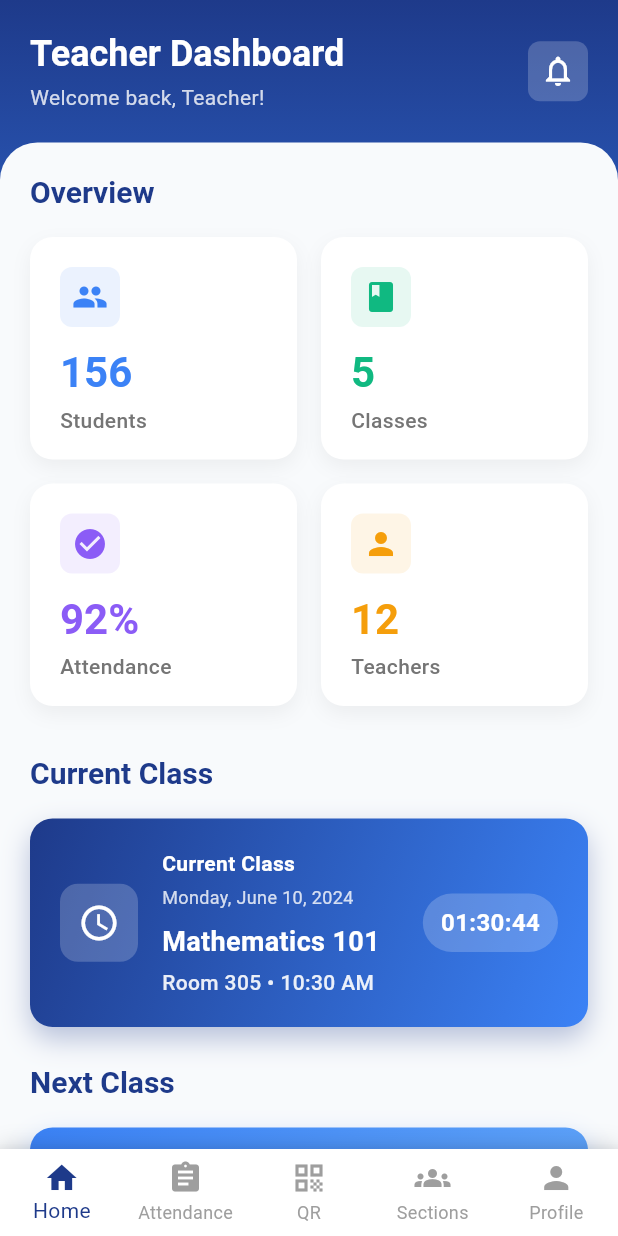
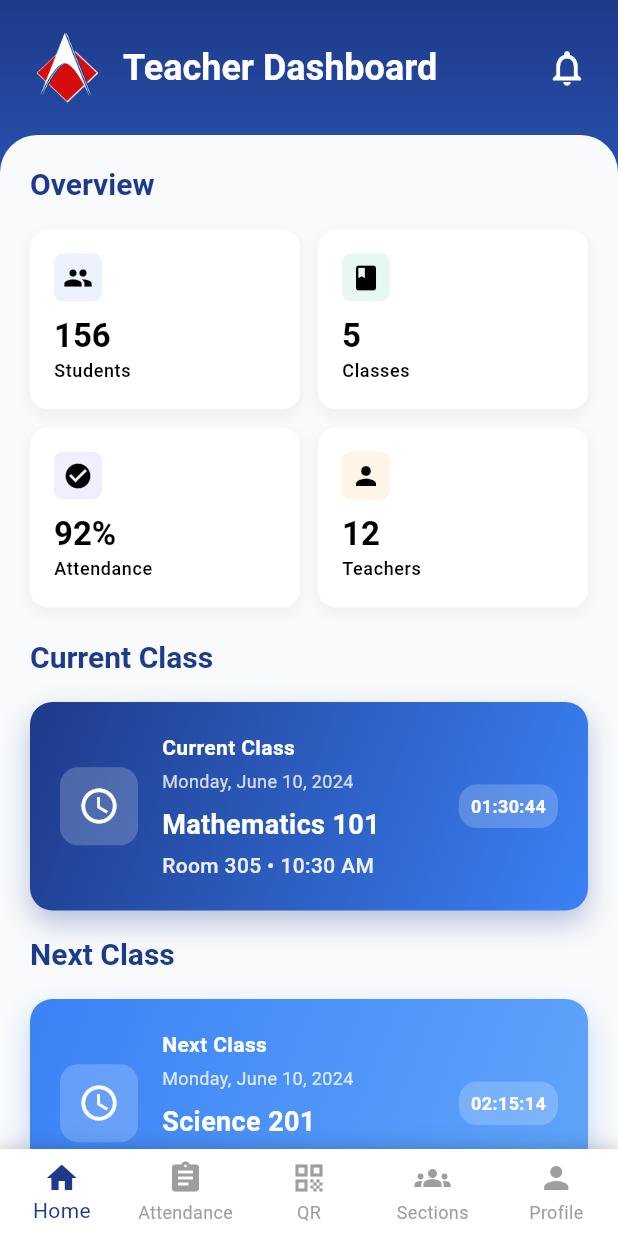
Before and after one commit to Davefgh/Attendance_Monitoring_Mobile, a Flutter app: the DashboardScreen screen opened directly, on a phone screen of 412 x 824 dp. Run offline on Flutter 3.47's test engine with Material 3 defaults, Android fonts, the phone set to English and light mode, and no system bars.

Commit message:
feat: implement notification and improve dashboartd ui

```diff
--- a/lib/screens/dashboard_screen.dart
+++ b/lib/screens/dashboard_screen.dart
@@ -88,11 +88,17 @@ class _DashboardScreenState extends State<DashboardScreen> {
                 padding: const EdgeInsets.all(20),
                 child: Row(
                   children: [
+                    // ACLC Logo
+                    Image.asset(
+                      'images/aclc logo.png',
+                      width: 50,
+                      height: 50,
+                      fit: BoxFit.contain,
+                    ),
+                    const SizedBox(width: 12),
+                    // Teacher Dashboard Title
                     Expanded(
-                      child: Column(
-                        crossAxisAlignment: CrossAxisAlignment.start,
-                        children: [
-                          Text(
+                      child: Text(
                         'Teacher Dashboard',
                         style: Theme.of(context).textTheme.headlineMedium?.copyWith(
                           color: Colors.white,
@@ -100,28 +106,12 @@ class _DashboardScreenState extends State<DashboardScreen> {
                           fontSize: 24,
                         ),
                       ),
-                          const SizedBox(height: 4),
-                          Text(
-                            'Welcome back, Teacher!',
-                            style: Theme.of(context).textTheme.bodyMedium?.copyWith(
-                              color: Colors.white.withOpacity(0.8),
-                              fontSize: 14,
                     ),
-                          ),
-                        ],
-                      ),
-                    ),
-                    Container(
-                      padding: const EdgeInsets.all(8),
-                      decoration: BoxDecoration(
-                        color: Colors.white.withOpacity(0.2),
-                        borderRadius: BorderRadius.circular(8),
-                      ),
-                      child: const Icon(
+                    // Notification Bell
+                    const Icon(
                       Icons.notifications_outlined,
                       color: Colors.white,
-                        size: 24,
-                      ),
+                      size: 28,
                     ),
                   ],
                 ),
@@ -158,9 +148,9 @@ class _DashboardScreenState extends State<DashboardScreen> {
                           shrinkWrap: true,
                           physics: const NeverScrollableScrollPhysics(),
                           crossAxisCount: 2,
-                          crossAxisSpacing: 16,
-                          mainAxisSpacing: 16,
-                          childAspectRatio: 1.2,
+                          crossAxisSpacing: 12,
+                          mainAxisSpacing: 12,
+                          childAspectRatio: 1.5,
                           children: [
                             _buildOverviewCard(
                               'Students',
@@ -189,7 +179,7 @@ class _DashboardScreenState extends State<DashboardScreen> {
                           ],
                         ),
 
-                        const SizedBox(height: 32),
+                        const SizedBox(height: 20),
 
                         // Current Class Section
                         Text(
@@ -210,7 +200,7 @@ class _DashboardScreenState extends State<DashboardScreen> {
                           true, // is current class
                         ),
 
-                        const SizedBox(height: 24),
+                        const SizedBox(height: 16),
 
                         // Next Class Section
                         Text(
@@ -285,15 +275,15 @@ class _DashboardScreenState extends State<DashboardScreen> {
 
   Widget _buildOverviewCard(String title, String value, IconData icon, Color color) {
     return Container(
-      padding: const EdgeInsets.all(20),
+      padding: const EdgeInsets.all(16),
       decoration: BoxDecoration(
         color: Colors.white,
-        borderRadius: BorderRadius.circular(15),
+        borderRadius: BorderRadius.circular(12),
         boxShadow: [
           BoxShadow(
             color: Colors.black.withOpacity(0.05),
-            blurRadius: 10,
-            offset: const Offset(0, 5),
+            blurRadius: 8,
+            offset: const Offset(0, 3),
           ),
         ],
       ),
@@ -301,32 +291,33 @@ class _DashboardScreenState extends State<DashboardScreen> {
         crossAxisAlignment: CrossAxisAlignment.start,
         children: [
           Container(
-            padding: const EdgeInsets.all(8),
+            padding: const EdgeInsets.all(6),
             decoration: BoxDecoration(
               color: color.withOpacity(0.1),
-              borderRadius: BorderRadius.circular(8),
+              borderRadius: BorderRadius.circular(6),
             ),
             child: Icon(
               icon,
-              color: color,
-              size: 24,
+              color: Colors.black,
+              size: 20,
             ),
           ),
-          const SizedBox(height: 12),
+          const SizedBox(height: 8),
           Text(
             value,
             style: Theme.of(context).textTheme.headlineMedium?.copyWith(
               fontWeight: FontWeight.bold,
-              color: color,
-              fontSize: 28,
+              color: Colors.black,
+              fontSize: 22,
             ),
           ),
-          const SizedBox(height: 4),
+          const SizedBox(height: 2),
           Text(
             title,
-            style: Theme.of(context).textTheme.bodyMedium?.copyWith(
-              color: Colors.grey[600],
+            style: Theme.of(context).textTheme.bodySmall?.copyWith(
+              color: Colors.black,
               fontWeight: FontWeight.w500,
+              fontSize: 12,
             ),
           ),
         ],
@@ -411,16 +402,16 @@ class _DashboardScreenState extends State<DashboardScreen> {
             ),
           ),
           Container(
-            padding: const EdgeInsets.symmetric(horizontal: 12, vertical: 8),
+            padding: const EdgeInsets.symmetric(horizontal: 8, vertical: 6),
             decoration: BoxDecoration(
               color: Colors.white.withOpacity(0.2),
-              borderRadius: BorderRadius.circular(20),
+              borderRadius: BorderRadius.circular(12),
             ),
             child: Text(
               countdown,
               style: const TextStyle(
                 color: Colors.white,
-                fontSize: 16,
+                fontSize: 12,
                 fontWeight: FontWeight.bold,
               ),
             ),
```
Lines whose indentation alone changed are shown as unchanged.
